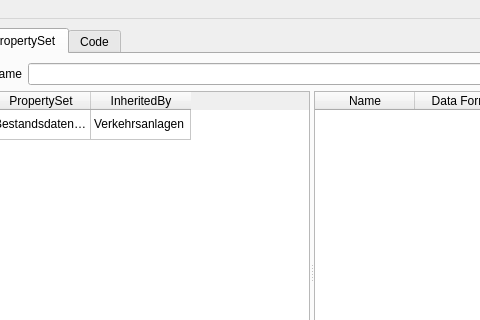
Above: desiteRuleCreator/QtDesigns/MainWindow.ui from c-mellueh/SOM-Toolkit before the change; both pictures show x 504 to 984 and y 0 to 320 of the 1157 by 495 pixel window. Below: the same form after it.
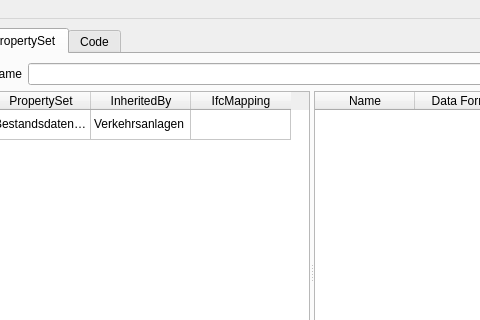
That is the form after the change.

Commit message: change mapping to mainwindow

```diff
--- a/desiteRuleCreator/QtDesigns/MainWindow.ui
+++ b/desiteRuleCreator/QtDesigns/MainWindow.ui
@@ -260,6 +260,11 @@
               <string>InheritedBy</string>
              </property>
             </column>
+            <column>
+             <property name="text">
+              <string>IfcMapping</string>
+             </property>
+            </column>
             <item row="0" column="0">
              <property name="text">
               <string>BestandsdatenqVerkehrsanlagen</string>
```
The commit also changes 8 other files.
